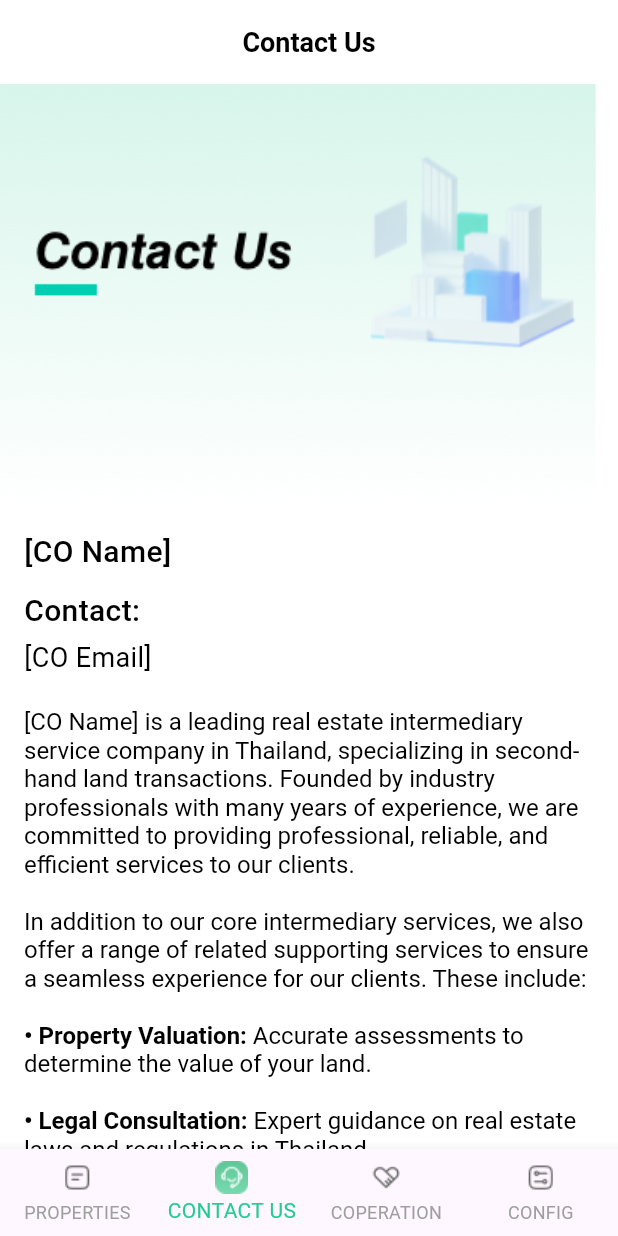
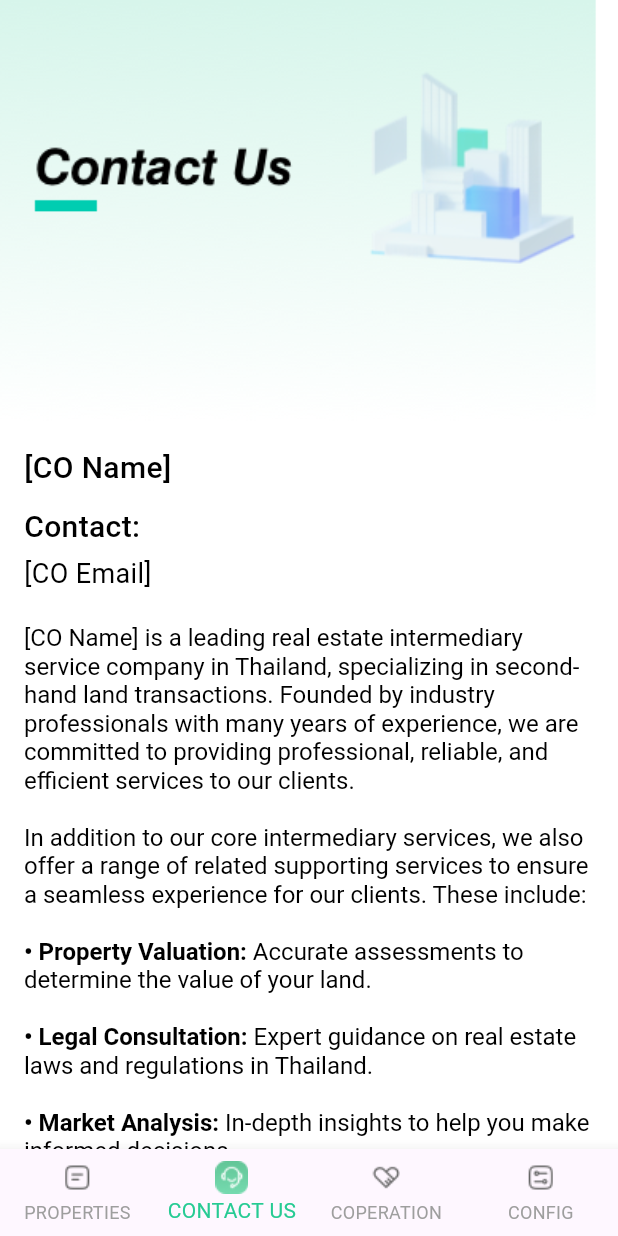
Before and after one commit to Programm3/property_management, a Flutter app: the ContactPage screen opened by its route, on a phone screen of 412 x 824 dp. Run offline on Flutter 3.47's test engine with Material 3 defaults, Android fonts, the phone set to English and light mode, and no system bars; our stand-ins replace connectivity_plus, flutter_dotenv, flutter_svg, go_router, shared_preferences; accounts and stored records are empty; network calls fail.

Commit message:
hide appbar

```diff
--- a/lib/src/views/contact_page.dart
+++ b/lib/src/views/contact_page.dart
@@ -20,23 +20,23 @@ class ContactPage extends StatelessWidget {
     final currentLanguageCode = languageProvider.currentLocale.languageCode;
     return Scaffold(
       backgroundColor: Colors.white,
-      appBar: AppBar(
-        backgroundColor: Colors.transparent,
-        elevation: 0,
-        title: GestureDetector(
-          onTap: () => FocusScope.of(context).unfocus(),
-          child: Text(
-            AppLocalizations.of(context).translate('contactUs'),
-            style: TextStyle(
-              color: Colors.black,
-              fontSize: 18,
-              fontWeight: FontWeight.bold,
-            ),
-          ),
-        ),
-        centerTitle: true,
-        iconTheme: const IconThemeData(color: Colors.black),
-      ),
+      // appBar: AppBar(
+      //   backgroundColor: Colors.transparent,
+      //   elevation: 0,
+      //   title: GestureDetector(
+      //     onTap: () => FocusScope.of(context).unfocus(),
+      //     child: Text(
+      //       AppLocalizations.of(context).translate('contactUs'),
+      //       style: TextStyle(
+      //         color: Colors.black,
+      //         fontSize: 18,
+      //         fontWeight: FontWeight.bold,
+      //       ),
+      //     ),
+      //   ),
+      //   centerTitle: true,
+      //   iconTheme: const IconThemeData(color: Colors.black),
+      // ),
       body: GestureDetector(
         onTap: () {
           FocusScope.of(context).unfocus();
```
Also changed, not shown: lib/src/views/cooperation_page.dart (+17 -17 lines).
